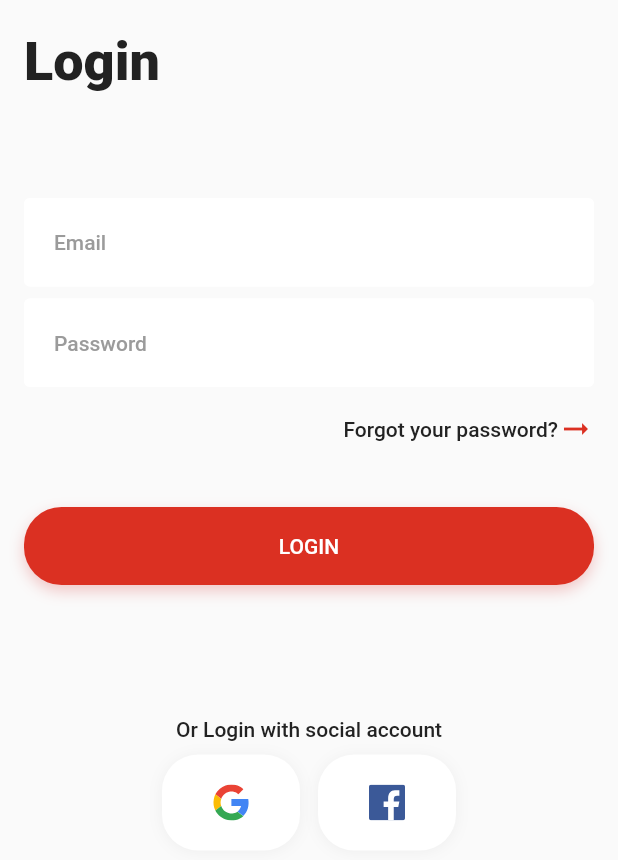
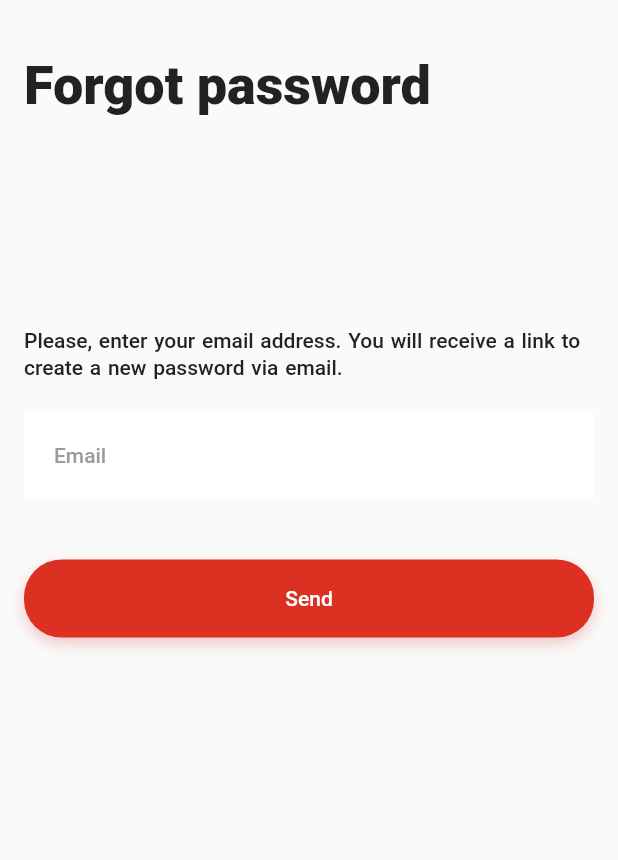
Before and after one commit to SalmaNada5/Shopping-App, a Flutter app: the LoginScreen screen opened directly, after a tap on "Forgot your password?", on a phone screen of 412 x 824 dp. Shown: the top 860 px of the screen. Run offline on Flutter 3.47's test engine with Material 3 defaults, Android fonts, the phone set to English and light mode, and no system bars; our stand-ins replace dartz, equatable, firebase_auth, firebase_core, flutter_bloc, flutter_svg and 3 more; accounts and stored records are empty; Roboto replaces fonts that are missing (Metropolis).

Commit message:
adding forgot password page and its logic

```diff
--- a/lib/features/auth/presentation/cubit/auth_cubit.dart
+++ b/lib/features/auth/presentation/cubit/auth_cubit.dart
@@ -13,6 +13,7 @@ class AuthCubit extends Cubit<AuthState> {
   final SignUpUseCase signUpUseCase;
   final LoginWithGmailUseCase loginWithGmailUseCase;
   final LoginUseCase loginUseCase;
+  final FirebaseAuth _auth = FirebaseAuth.instance;
 
   //* login
   final loginFormKey = GlobalKey<FormState>();
@@ -45,7 +46,6 @@ class AuthCubit extends Cubit<AuthState> {
       emit(AuthInitial());
       final Either<Failure, User?> res = await loginUseCase(email, password);
       emit(_loginSuccessOrFailureState(res));
-      // changeEmailValidity();
     }
   }
 
@@ -155,4 +155,38 @@ class AuthCubit extends Cubit<AuthState> {
       return null;
     }
   }
+
+  final forgotPassFormKey = GlobalKey<FormState>();
+
+  //* Forgot password
+  void onForgotPasswordSendButtonTapped() async {
+    if (forgotPassFormKey.currentState!.validate()) {
+      emit(AuthInitial());
+      try {
+        logWarning('cur email ${_auth.currentUser?.email}');
+        if (_auth.currentUser?.email == emailController.text.trim()) {
+          await _auth.sendPasswordResetEmail(
+              email: emailController.text.trim());
+          logSuccess('email sent');
+          Constants.navigateTo(const LoginScreen(), pushAndRemoveUntil: true);
+          ScaffoldMessenger.of(Constants.navigatorKey.currentContext!)
+              .showSnackBar(
+            const SnackBar(
+              content: Text(
+                  'Password reset email sent successfully, Please login again with your new password.'),
+            ),
+          );
+        } else {
+          ScaffoldMessenger.of(Constants.navigatorKey.currentContext!)
+              .showSnackBar(
+            const SnackBar(
+              content: Text('This email doesn\'t match current user email!'),
+            ),
+          );
+        }
+      } catch (e) {
+        logError('error in onForgotPasswordSendButtonTapped: $e');
+      }
+    }
+  }
 }
--- /dev/null
+++ b/lib/features/auth/presentation/screens/forgot_password_screen.dart
@@ -0,0 +1,59 @@
+import 'package:e_commerce/utils/exports.dart';
+
+class ForgotPasswordScreen extends StatelessWidget {
+  const ForgotPasswordScreen({super.key});
+
+  @override
+  Widget build(BuildContext context) {
+    AuthCubit authCubit = BlocProvider.of<AuthCubit>(context);
+    return Scaffold(
+      body: SafeArea(
+          child: Padding(
+        padding: const EdgeInsets.all(16.0),
+        child: Column(
+          crossAxisAlignment: CrossAxisAlignment.start,
+          children: [
+            const AuthHeaderWidget(
+              title: 'Forgot password',
+              bottomPadding: 140,
+            ),
+            const Text(
+              'Please, enter your email address. You will receive a link to create a new password via email.',
+              style: TextStyle(
+                color: Color(0xFF222222),
+                fontSize: 14,
+                fontFamily: 'Metropolis',
+                fontWeight: FontWeight.w500,
+                wordSpacing: 1,
+                height: 1.3,
+              ),
+            ),
+            const SizedBox(
+              height: 20,
+            ),
+            BlocBuilder<AuthCubit, AuthState>(
+              builder: (context, state) {
+                return Form(
+                  key: authCubit.forgotPassFormKey,
+                  child: AuthTextFormField(
+                      controller: authCubit.emailController,
+                      hintText: 'Email',
+                      validator: (value) =>
+                          authCubit.checkEmailValidation(value ?? ''),
+                      isValidInputData: authCubit.isValidEmail),
+                );
+              },
+            ),
+            const SizedBox(
+              height: 40,
+            ),
+            AuthSubmitButton(
+              title: 'Send',
+              onTap: () => authCubit.onForgotPasswordSendButtonTapped(),
+            ),
+          ],
+        ),
+      )),
+    );
+  }
+}
--- a/lib/features/auth/presentation/screens/login_screen.dart
+++ b/lib/features/auth/presentation/screens/login_screen.dart
@@ -1,3 +1,4 @@
+import 'package:e_commerce/features/auth/presentation/screens/forgot_password_screen.dart';
 import 'package:e_commerce/utils/exports.dart';
 
 class LoginScreen extends StatelessWidget {
@@ -47,7 +48,9 @@ class LoginScreen extends StatelessWidget {
                       height: 16,
                     ),
                     AuthAlreadyHaveAnAccountOrForgotPassWidget(
-                        onTap: () {}, title: 'Forgot your password?'),
+                        onTap: () =>
+                            Constants.navigateTo(const ForgotPasswordScreen()),
+                        title: 'Forgot your password?'),
                     const SizedBox(
                       height: 40,
                     ),
--- a/lib/features/auth/presentation/widgets/auth_header_widget.dart
+++ b/lib/features/auth/presentation/widgets/auth_header_widget.dart
@@ -1,12 +1,13 @@
 import 'package:flutter/material.dart';
 
 class AuthHeaderWidget extends StatelessWidget {
-  const AuthHeaderWidget({super.key, required this.title});
+  const AuthHeaderWidget({super.key, required this.title, this.bottomPadding = 70});
   final String title;
+  final double bottomPadding;
   @override
   Widget build(BuildContext context) {
     return Padding(
-      padding: const EdgeInsets.only(bottom: 70, top: 20),
+      padding: EdgeInsets.only(bottom: bottomPadding, top: 20),
       child: Text(
         title,
         style: const TextStyle(
```
